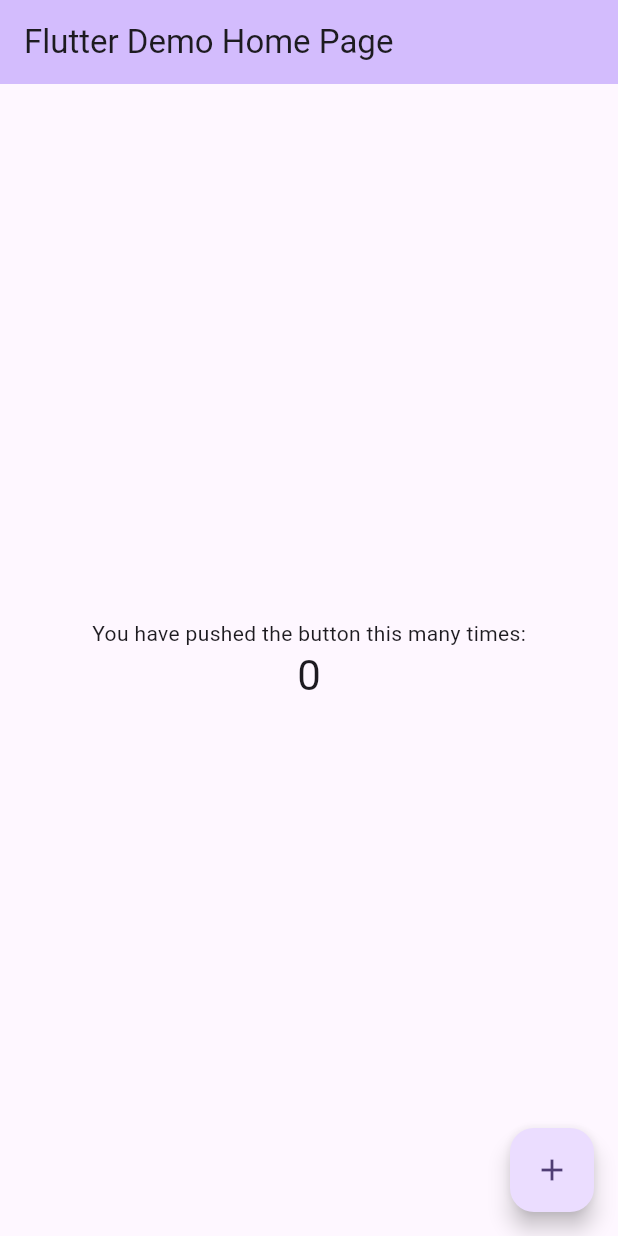
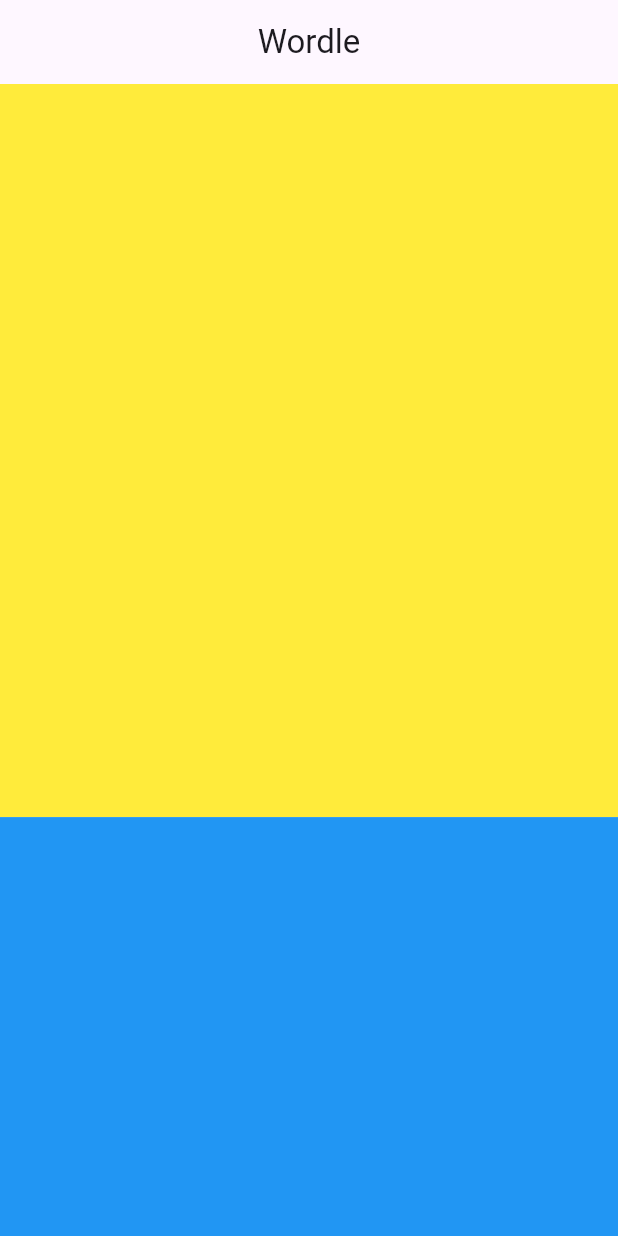
Before and after one commit to rincemathew/wordle-learn, a Flutter app: the screen it shows after launch, on a phone screen of 412 x 824 dp. Run offline on Flutter 3.47's test engine with Material 3 defaults, Android fonts, the phone set to English and light mode, and no system bars.

Commit message:
set up layout

```diff
--- /dev/null
+++ b/lib/home_page.dart
@@ -0,0 +1,37 @@
+import 'package:flutter/material.dart';
+
+class HomePage extends StatefulWidget {
+  const HomePage({super.key});
+
+  @override
+  State<HomePage> createState() => _HomePageState();
+}
+
+class _HomePageState extends State<HomePage> {
+  @override
+  Widget build(BuildContext context) {
+    return Scaffold(
+      appBar: AppBar(
+        title: Text("Wordle"),
+        centerTitle: true,
+        elevation: 0,
+      ),
+      body: Column(
+        children: [
+          Expanded(
+            flex: 7,
+            child: Container(
+              color: Colors.yellow,
+            ),
+          ),
+          Expanded(
+            flex: 4,
+            child: Container(
+              color: Colors.blue,
+            ),
+          ),
+        ],
+      ),
+    );
+  }
+}
--- a/lib/main.dart
+++ b/lib/main.dart
@@ -1,4 +1,5 @@
 import 'package:flutter/material.dart';
+import 'package:wordle_learn/home_page.dart';
 
 void main() {
   runApp(const MyApp());
@@ -11,115 +12,13 @@
   @override
   Widget build(BuildContext context) {
     return MaterialApp(
+      debugShowCheckedModeBanner: false,
       title: 'Flutter Demo',
       theme: ThemeData(
-        // This is the theme of your application.
-        //
-        // TRY THIS: Try running your application with "flutter run". You'll see
-        // the application has a purple toolbar. Then, without quitting the app,
-        // try changing the seedColor in the colorScheme below to Colors.green
-        // and then invoke "hot reload" (save your changes or press the "hot
-        // reload" button in a Flutter-supported IDE, or press "r" if you used
-        // the command line to start the app).
-        //
-        // Notice that the counter didn't reset back to zero; the application
-        // state is not lost during the reload. To reset the state, use hot
-        // restart instead.
-        //
-        // This works for code too, not just values: Most code changes can be
-        // tested with just a hot reload.
-        colorScheme: ColorScheme.fromSeed(seedColor: Colors.deepPurple),
+        // colorScheme: ColorScheme.fromSeed(seedColor: Colors.deepPurple),
         useMaterial3: true,
       ),
-      home: const MyHomePage(title: 'Flutter Demo Home Page'),
+      home: const HomePage(),
     );
   }
 }
-
-class MyHomePage extends StatefulWidget {
-  const MyHomePage({super.key, required this.title});
-
-  // This widget is the home page of your application. It is stateful, meaning
-  // that it has a State object (defined below) that contains fields that affect
-  // how it looks.
-
-  // This class is the configuration for the state. It holds the values (in this
-  // case the title) provided by the parent (in this case the App widget) and
-  // used by the build method of the State. Fields in a Widget subclass are
-  // always marked "final".
-
-  final String title;
-
-  @override
-  State<MyHomePage> createState() => _MyHomePageState();
-}
-
-class _MyHomePageState extends State<MyHomePage> {
-  int _counter = 0;
-
-  void _incrementCounter() {
-    setState(() {
-      // This call to setState tells the Flutter framework that something has
-      // changed in this State, which causes it to rerun the build method below
-      // so that the display can reflect the updated values. If we changed
-      // _counter without calling setState(), then the build method would not be
-      // called again, and so nothing would appear to happen.
-      _counter++;
-    });
-  }
-
-  @override
-  Widget build(BuildContext context) {
-    // This method is rerun every time setState is called, for instance as done
-    // by the _incrementCounter method above.
-    //
-    // The Flutter framework has been optimized to make rerunning build methods
-    // fast, so that you can just rebuild anything that needs updating rather
-    // than having to individually change instances of widgets.
-    return Scaffold(
-      appBar: AppBar(
-        // TRY THIS: Try changing the color here to a specific color (to
-        // Colors.amber, perhaps?) and trigger a hot reload to see the AppBar
-        // change color while the other colors stay the same.
-        backgroundColor: Theme.of(context).colorScheme.inversePrimary,
-        // Here we take the value from the MyHomePage object that was created by
-        // the App.build method, and use it to set our appbar title.
-        title: Text(widget.title),
-      ),
-      body: Center(
-        // Center is a layout widget. It takes a single child and positions it
-        // in the middle of the parent.
-        child: Column(
-          // Column is also a layout widget. It takes a list of children and
-          // arranges them vertically. By default, it sizes itself to fit its
-          // children horizontally, and tries to be as tall as its parent.
-          //
-          // Column has various properties to control how it sizes itself and
-          // how it positions its children. Here we use mainAxisAlignment to
-          // center the children vertically; the main axis here is the vertical
-          // axis because Columns are vertical (the cross axis would be
-          // horizontal).
-          //
-          // TRY THIS: Invoke "debug painting" (choose the "Toggle Debug Paint"
-          // action in the IDE, or press "p" in the console), to see the
-          // wireframe for each widget.
-          mainAxisAlignment: MainAxisAlignment.center,
-          children: <Widget>[
-            const Text(
-              'You have pushed the button this many times:',
-            ),
-            Text(
-              '$_counter',
-              style: Theme.of(context).textTheme.headlineMedium,
-            ),
-          ],
-        ),
-      ),
-      floatingActionButton: FloatingActionButton(
-        onPressed: _incrementCounter,
-        tooltip: 'Increment',
-        child: const Icon(Icons.add),
-      ), // This trailing comma makes auto-formatting nicer for build methods.
-    );
-  }
-}
```
